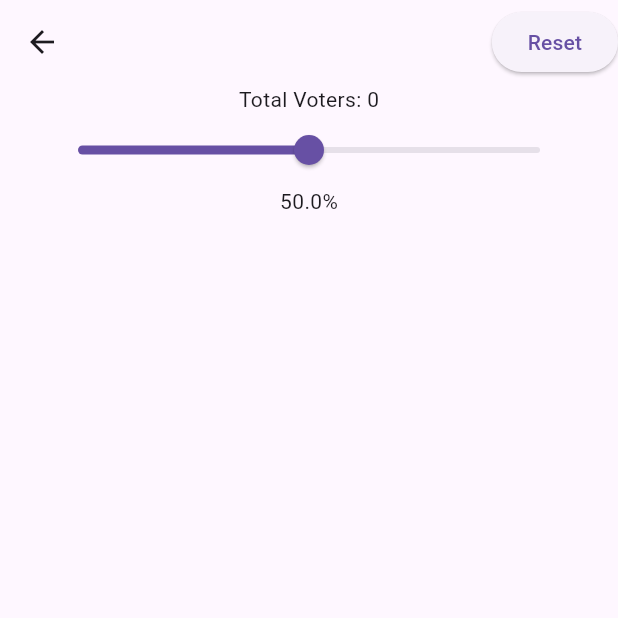
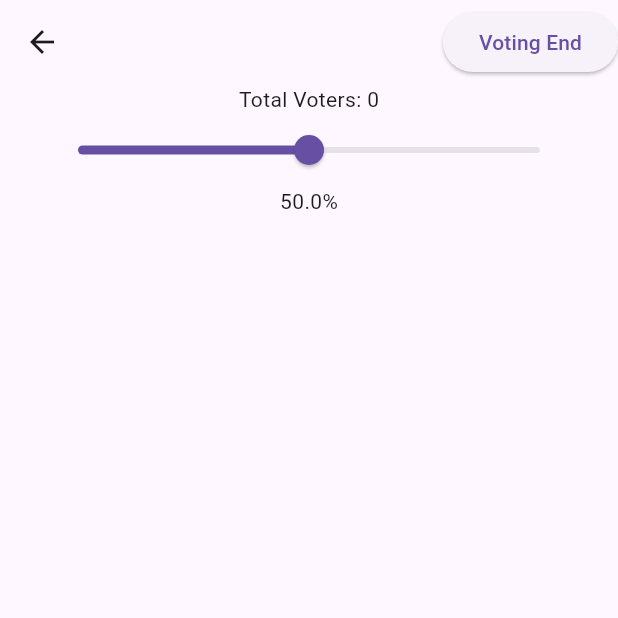
Before and after one commit to fahadyousafxi/Voting_App, a Flutter app: the screen it shows after launch, after a tap on the "settings" icon, on a phone screen of 412 x 824 dp, the top half of it. Run offline on Flutter 3.47's test engine with Material 3 defaults, Android fonts, the light colour scheme and no system bars; our stand-ins replace cloud_firestore, firebase_core, get; accounts and stored records are empty.

Commit message:
voting comp

```diff
--- a/lib/controllers/user_controller.dart
+++ b/lib/controllers/user_controller.dart
@@ -9,6 +9,8 @@ class UserController extends GetxController {
   RxDouble totalNoVotes = 0.0.obs;
   RxBool votingIn = false.obs;
   RxDouble sliderPercentage = 50.0.obs;
+  RxDouble yesVotesPercentage = 0.0.obs;
+  RxDouble noVotesPercentage = 0.0.obs;
 
   final fireStoreCollection = FirebaseFirestore.instance.collection('voting');
   @override
@@ -38,6 +40,13 @@ class UserController extends GetxController {
       totalYesVotes.value += votes.vote;
       totalNoVotes.value += (votes.vote == 0.0) ? 1 : 0;
     }
+    if (users.isNotEmpty) {
+      yesVotesPercentage.value = (totalYesVotes.value / users.length) * 100;
+      noVotesPercentage.value = (totalNoVotes.value / users.length) * 100;
+    } else {
+      yesVotesPercentage.value = 0;
+      noVotesPercentage.value = 0;
+    }
     outOrIn();
   }
 
--- a/lib/models/user_model.dart
+++ b/lib/models/user_model.dart
@@ -21,7 +21,7 @@ class User {
     return User(
       id: snapshot.id,
       docId: data['id'],
-      name: data['name'],
+      name: data['nickname'],
       vote: double.parse(data['vote'].toString()),
       // Add more fields as needed
     );
@@ -31,7 +31,7 @@ class User {
   Map<String, dynamic> toMap() {
     return {
       'id': docId,
-      'name': name,
+      'nickname': name,
       'vote': vote,
       // Add more fields as needed
     };
--- a/lib/view/settings_screen.dart
+++ b/lib/view/settings_screen.dart
@@ -21,7 +21,7 @@ class _SettingsScreenState extends State<SettingsScreen> {
               onPressed: () {
                 widget.userController.deleteFireStoreCollection();
               },
-              child: const Text('Reset'))
+              child: const Text('Voting End'))
         ],
       ),
       body: Padding(
--- a/lib/view/vote_screen.dart
+++ b/lib/view/vote_screen.dart
@@ -1,5 +1,3 @@
-import 'dart:math';
-
 import 'package:circles_yes_no/config/colors.dart';
 import 'package:circles_yes_no/view/settings_screen.dart';
 import 'package:flutter/material.dart';
@@ -23,10 +21,6 @@ class _VoteScreenState extends State<VoteScreen> {
       backgroundColor: AppColors.background,
       appBar: AppBar(
         backgroundColor: AppColors.background,
-        title: const Text(
-          'Voting',
-          style: TextStyle(fontSize: 30, fontWeight: FontWeight.bold),
-        ),
         actions: [
           IconButton(
               onPressed: () {
@@ -47,7 +41,11 @@ class _VoteScreenState extends State<VoteScreen> {
               mainAxisAlignment: MainAxisAlignment.center,
               children: [
                 Text(
-                  _userController.votingIn.value ? 'IN' : 'OUT',
+                  _userController.users.isEmpty
+                      ? 'No Vote Yet'
+                      : _userController.votingIn.value
+                          ? 'IN'
+                          : 'OUT',
                   style: TextStyle(
                       color: _userController.votingIn.value
                           ? AppColors.green
@@ -58,10 +56,10 @@ class _VoteScreenState extends State<VoteScreen> {
                 Row(
                   mainAxisAlignment: MainAxisAlignment.spaceEvenly,
                   children: [
-                    _buildVoteCircle(
+                    _buildVoteCircle(_userController.noVotesPercentage.value,
                         _userController.totalNoVotes.value, AppColors.red,
                         noVote: false),
-                    _buildVoteCircle(
+                    _buildVoteCircle(_userController.yesVotesPercentage.value,
                         _userController.totalYesVotes.value, AppColors.green,
                         noVote: true),
                   ],
@@ -76,9 +74,9 @@ class _VoteScreenState extends State<VoteScreen> {
 
   double getSize(Size size) {
     if (size.height > size.width) {
-      return size.width / 2.5;
+      return size.width - 140;
     } else {
-      return size.height / 2.5;
+      return size.height - 140;
     }
   }
 
@@ -100,13 +98,15 @@ class _VoteScreenState extends State<VoteScreen> {
     }
   }
 
-  Widget _buildVoteCircle(double voteCount, Color color,
+  Widget _buildVoteCircle(double percentage, double voteCount, Color color,
       {required bool noVote}) {
-    double maxCircleSize = getSize(Get.size);
-    double circleSize = voteCount > 0
-        ? min((voteCount.toDouble() * 2) + 20, maxCircleSize) +
-            biggerCircle(noVote)
-        : 0;
+    double maxCircleSize = getSize(MediaQuery.sizeOf(context));
+    // double circleSize = voteCount > 0
+    //     ? min((voteCount.toDouble() * 2) + 20, maxCircleSize) +
+    //         biggerCircle(noVote)
+    //     : 0;
+    double circleSize =
+        percentage == 0 ? 0 : maxCircleSize * (percentage / 100);
     return AnimatedContainer(
       width: circleSize,
       height: circleSize,
@@ -116,11 +116,15 @@ class _VoteScreenState extends State<VoteScreen> {
       ),
       duration: const Duration(milliseconds: 300),
       child: Center(
-        child: Text(
-          '$voteCount',
-          style:
-              const TextStyle(color: Colors.white, fontWeight: FontWeight.bold),
-        ),
+        child: percentage == 0
+            ? SizedBox()
+            : Text(
+                '$voteCount',
+                style: TextStyle(
+                    color: noVote ? AppColors.red : AppColors.green,
+                    fontWeight: FontWeight.bold,
+                    fontSize: 40.0 + (percentage / 10)),
+              ),
       ),
     );
   }
```
